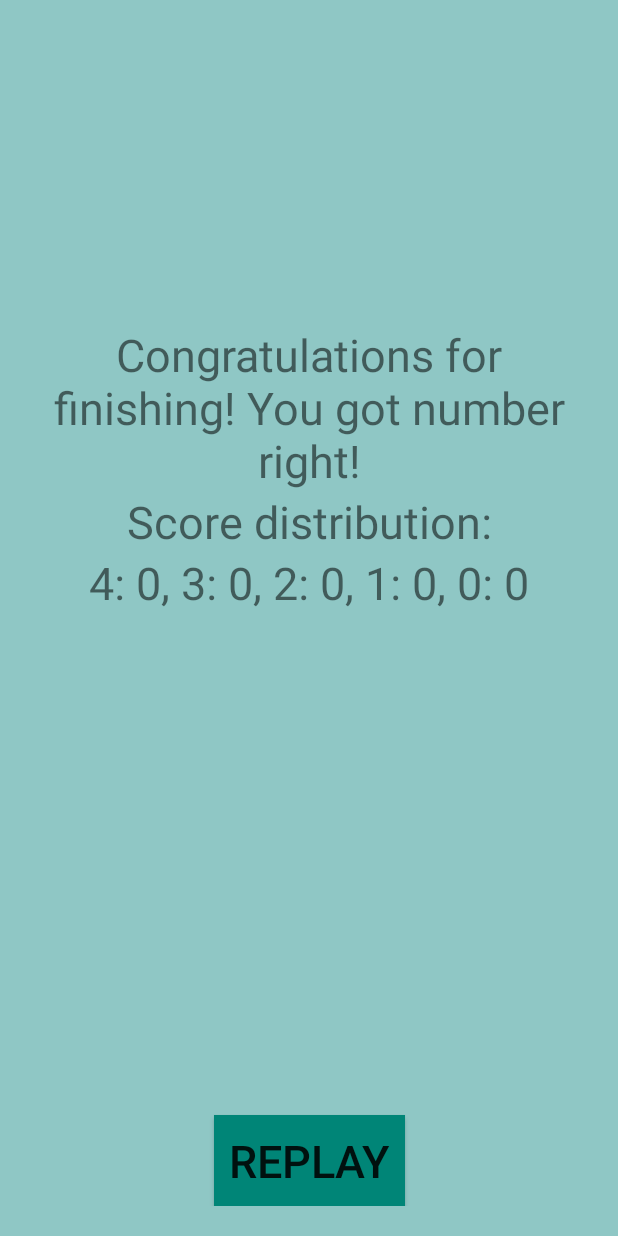
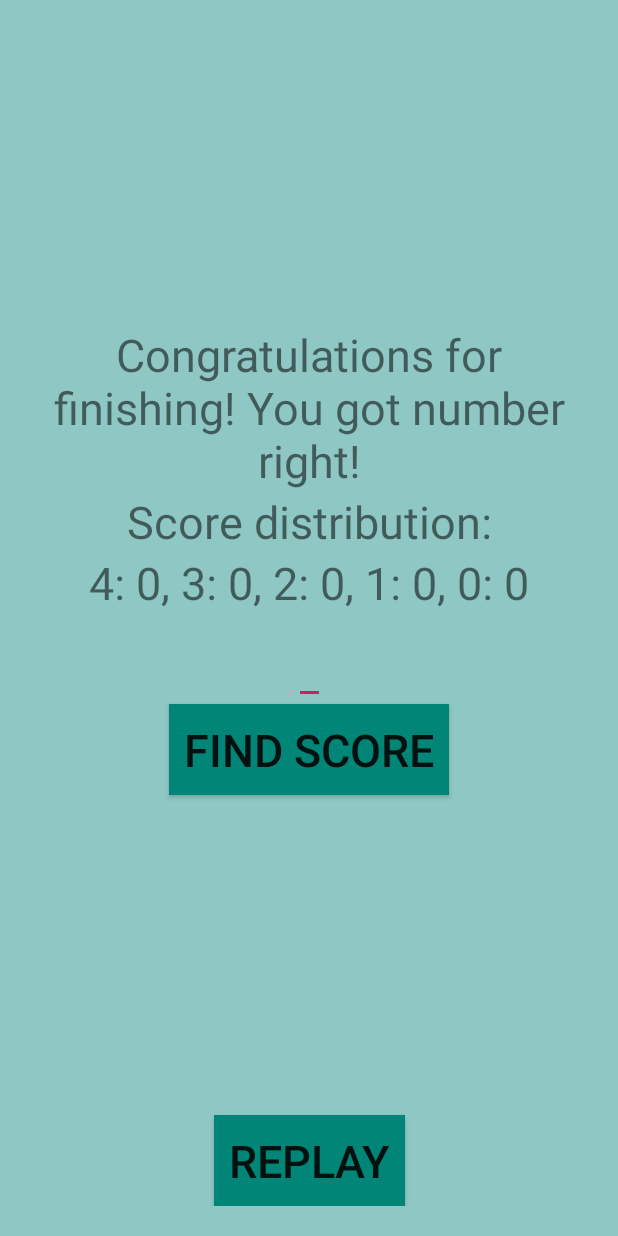
Before and after one commit to helian4096/QuizAppCustom, an Android app: the layout final_page.xml on its own in the app's theme, with its tools: preview values and no code run, on a phone screen of 412 x 824 dp. Run offline under Robolectric (Android 15) with nearby library versions, the phone set to English and light mode, and no system bars.

Commit message:
Lab06e Added gson, implemented a feature to find past scores by entering a player name.

```diff
--- a/app/build.gradle
+++ b/app/build.gradle
@@ -24,6 +24,7 @@ dependencies {
     implementation 'androidx.appcompat:appcompat:1.0.2'
     implementation 'androidx.constraintlayout:constraintlayout:1.1.3'
     implementation 'androidx.legacy:legacy-support-v4:1.0.0'
+    implementation 'com.google.code.gson:gson:2.8.6'
     testImplementation 'junit:junit:4.12'
     androidTestImplementation 'androidx.test.ext:junit:1.1.0'
     androidTestImplementation 'androidx.test.espresso:espresso-core:3.1.1'
--- a/app/src/main/java/com/premjithsiddharth/quizappcustom/BlankFragment.java
+++ b/app/src/main/java/com/premjithsiddharth/quizappcustom/BlankFragment.java
@@ -12,6 +12,8 @@ import androidx.fragment.app.Fragment;
 
 import android.view.LayoutInflater;
 import android.view.ViewGroup;
+
+import com.google.gson.Gson;
 
 
 /**
@@ -37,6 +39,7 @@ public class BlankFragment extends Fragment {
 
     private OnFragmentInteractionListener mListener;
     private View v;
+    private Gson gson;
 
     public BlankFragment() {
         // Required empty public constructor
--- a/app/src/main/res/layout/final_page.xml
+++ b/app/src/main/res/layout/final_page.xml
@@ -56,4 +56,37 @@
         app:layout_constraintLeft_toLeftOf="parent"
         app:layout_constraintRight_toRightOf="parent"
         app:layout_constraintBottom_toBottomOf="parent" />
+    <EditText
+        android:id="@+id/find_player"
+        android:layout_width="wrap_content"
+        android:layout_height="wrap_content"
+        android:textSize="30sp"
+        android:textAlignment="center"
+        android:padding="10dp"
+        app:layout_constraintTop_toBottomOf="@id/score_distribution"
+        app:layout_constraintLeft_toLeftOf="parent"
+        app:layout_constraintRight_toRightOf="parent" />
+    <Button
+        android:id="@+id/button_find"
+        android:layout_width="wrap_content"
+        android:layout_height="wrap_content"
+        android:text="@string/find"
+        android:background="@color/colorPrimary"
+        android:textSize="30sp"
+        android:textAlignment="center"
+        android:padding="10dp"
+        app:layout_constraintLeft_toLeftOf="parent"
+        app:layout_constraintRight_toRightOf="parent"
+        app:layout_constraintTop_toBottomOf="@id/find_player" />
+    <TextView
+        android:id="@+id/player_display"
+        android:layout_width="wrap_content"
+        android:layout_height="wrap_content"
+        android:text=""
+        android:textSize="30sp"
+        android:textAlignment="center"
+        android:padding="10dp"
+        app:layout_constraintTop_toBottomOf="@id/button_find"
+        app:layout_constraintLeft_toLeftOf="parent"
+        app:layout_constraintRight_toRightOf="parent" />
 </androidx.constraintlayout.widget.ConstraintLayout>
--- a/app/src/main/res/values/strings.xml
+++ b/app/src/main/res/values/strings.xml
@@ -12,5 +12,6 @@
     <string name="congrats">Congratulations for finishing! You got number right!</string>
     <string name="score">Score distribution: </string>
     <string name="score_dist">4: 0, 3: 0, 2: 0, 1: 0, 0: 0</string>
+    <string name="find">Find Score</string>
     <string name="replay">Replay</string>
 </resources>
--- a/build.gradle
+++ b/build.gradle
@@ -8,7 +8,6 @@ buildscript {
     }
     dependencies {
         classpath 'com.android.tools.build:gradle:3.5.3'
-
         // NOTE: Do not place your application dependencies here; they belong
         // in the individual module build.gradle files
     }
```
Also changed, not shown: app/src/main/java/com/premjithsiddharth/quizappcustom/MainActivity.java (+47 -0 lines).
